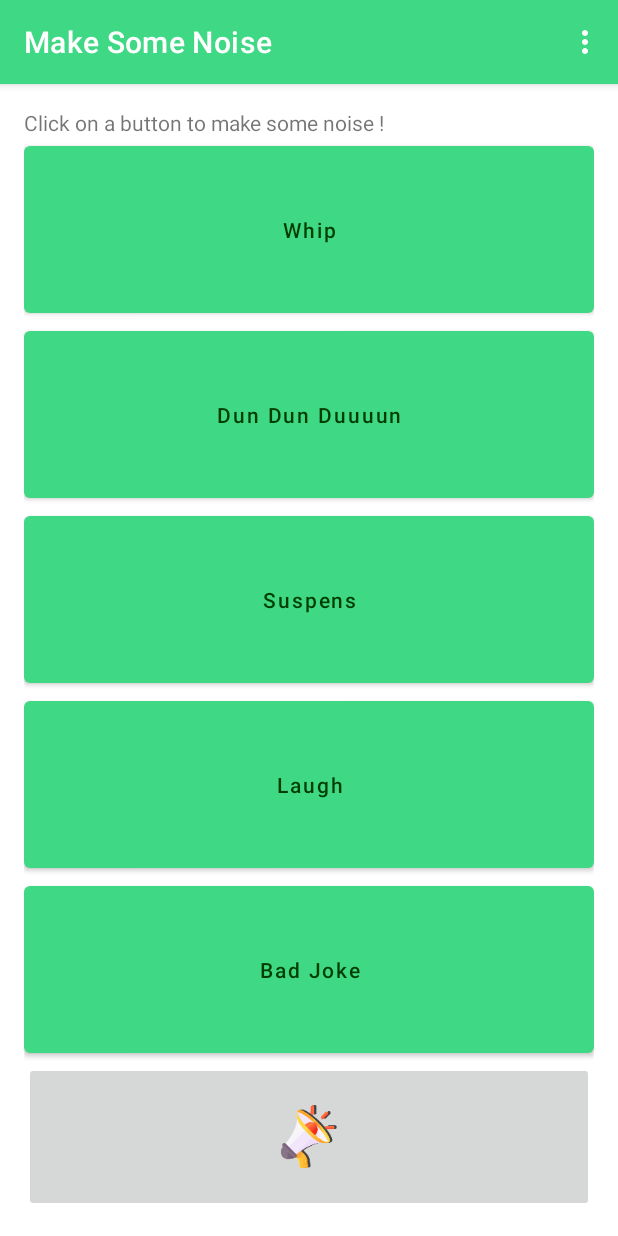
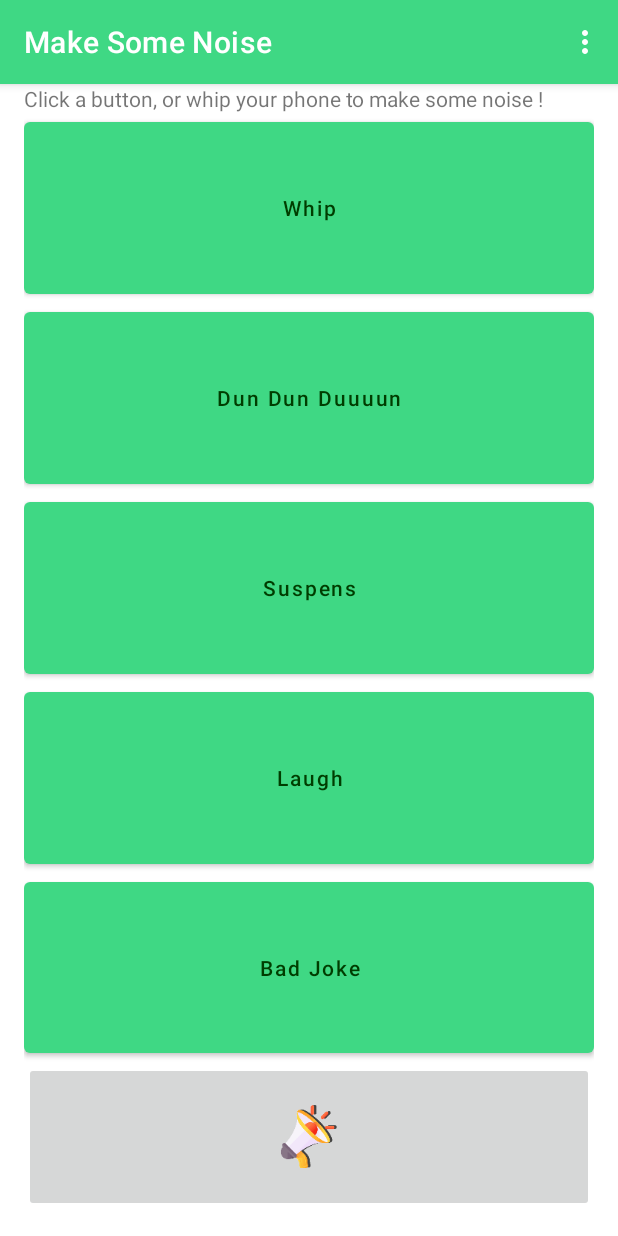
Before and after one commit to psa-jforestier/makesomenoise, an Android app: the screen it shows after launch (MainActivity), on a phone screen of 412 x 824 dp. Run offline under Robolectric (Android 15) with nearby library versions, the phone set to English and light mode, and no system bars.

Commit message:
Improve UI

```diff
--- a/app/src/main/res/layout-land/activity_main.xml
+++ b/app/src/main/res/layout-land/activity_main.xml
@@ -14,7 +14,6 @@
         android:layout_height="0dp"
         android:layout_marginStart="16dp"
         android:layout_marginLeft="16dp"
-        android:layout_marginTop="16dp"
         android:layout_marginEnd="16dp"
         android:layout_marginRight="16dp"
         android:layout_marginBottom="16dp"
@@ -97,10 +96,10 @@
                 android:layout_height="wrap_content"
                 android:layout_weight="0"
                 android:adjustViewBounds="false"
+                android:contentDescription="@string/replay_the_last_played_sound"
                 android:cropToPadding="false"
+                android:onClick="bClickLastsound"
                 android:scaleType="centerInside"
-            android:contentDescription="@string/replay_the_last_played_sound"
-            android:onClick="bClickLastsound"
                 app:srcCompat="@mipmap/ic_launcher_foreground" />
 
         </LinearLayout>
--- a/app/src/main/res/layout/activity_main.xml
+++ b/app/src/main/res/layout/activity_main.xml
@@ -14,7 +14,6 @@
         android:layout_height="0dp"
         android:layout_marginStart="16dp"
         android:layout_marginLeft="16dp"
-        android:layout_marginTop="16dp"
         android:layout_marginEnd="16dp"
         android:layout_marginRight="16dp"
         android:layout_marginBottom="16dp"
--- a/app/src/main/res/values/strings.xml
+++ b/app/src/main/res/values/strings.xml
@@ -1,6 +1,6 @@
 <resources>
     <string name="app_name" translatable="false">Make Some Noise</string>
-    <string name="click_on_a_button_to_make_some_noise">Click on a button to make some noise !</string>
+    <string name="click_on_a_button_to_make_some_noise">Click a button, or whip your phone to make some noise !</string>
     <string name="b1">Whip</string>
     <string name="b2" translatable="false">Dun Dun Duuuun</string>
     <string name="b3">Suspens</string>
```
Also changed, not shown: 1 other file. Lines whose indentation alone changed are shown as unchanged.
